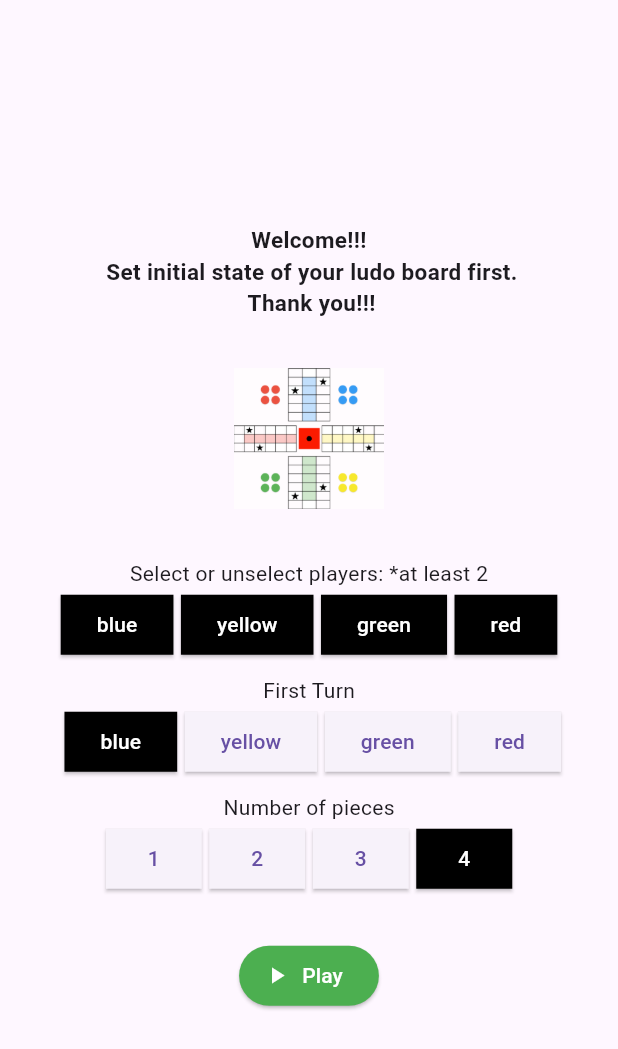
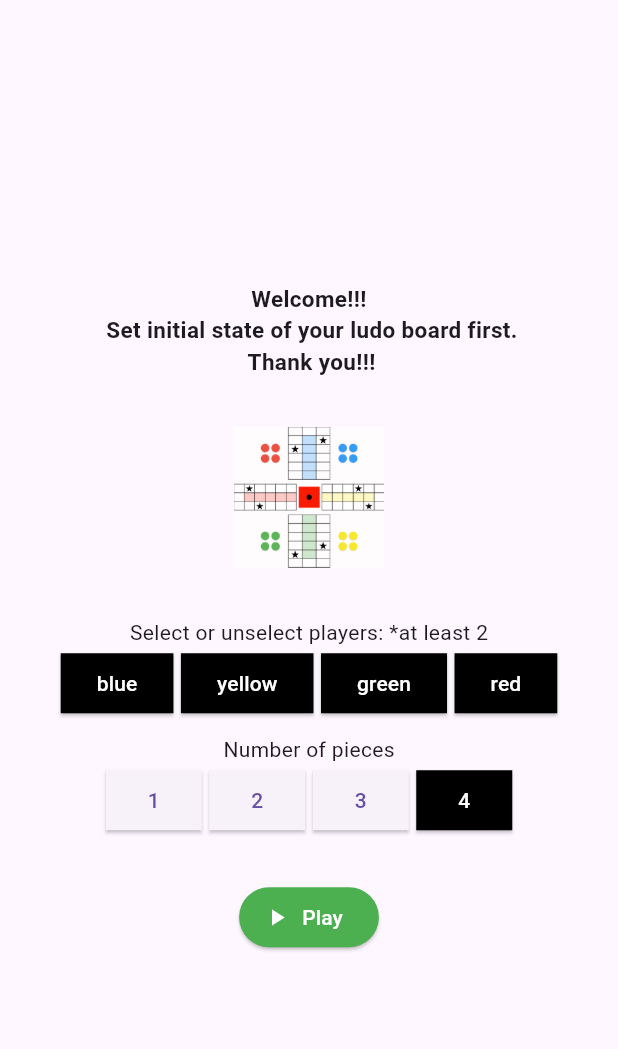
Before and after one commit to Aashman15/flutter_ludo, a Flutter app: the screen it shows after launch, on a phone screen of 412 x 824 dp. Shown: the top 1049 px of the screen. Run offline on Flutter 3.47's test engine with Material 3 defaults, Android fonts, the phone set to English and light mode, and no system bars; our stand-ins replace assets_audio_player, flutter_riverpod.

Commit message:
fixed few issues

```diff
--- a/lib/data/board_initial_state.dart
+++ b/lib/data/board_initial_state.dart
@@ -3,5 +3,4 @@ import 'package:ludo/models/board_initial_state.dart';
 final boardInitialState = BoardInitialState(
   4,
   ['blue', 'yellow', 'green', 'red'],
-  'blue',
 );
--- a/lib/models/board_initial_state.dart
+++ b/lib/models/board_initial_state.dart
@@ -2,10 +2,8 @@ class BoardInitialState {
   BoardInitialState(
     this.numberOfPieces,
     this.selectedColors,
-    this.firstTurn,
   );
 
   final int numberOfPieces;
   final List<String> selectedColors;
-  final String firstTurn;
 }
--- a/lib/screens/board/board_screen.dart
+++ b/lib/screens/board/board_screen.dart
@@ -1,11 +1,10 @@
 import 'package:flutter/material.dart';
 import 'package:flutter_riverpod/flutter_riverpod.dart';
 import 'package:ludo/providers/dice_state_provider.dart';
-import 'package:ludo/providers/pieces_provider.dart';
 import 'package:ludo/screens/board/widgets/first_row.dart';
 import 'package:ludo/screens/board/widgets/second_row.dart';
 import 'package:ludo/screens/board/widgets/third_row.dart';
-import 'package:ludo/utils/congrats_dialog.dart';
+import 'package:ludo/utils/dialogs.dart';
 
 class BoardScreen extends ConsumerWidget {
   const BoardScreen({super.key});
--- a/lib/screens/board/widgets/dice_roller.dart
+++ b/lib/screens/board/widgets/dice_roller.dart
@@ -160,7 +160,7 @@ class DiceRoller extends ConsumerWidget {
     var currentRoll = diceState.roll;
 
     if (currentColor.isEmpty) {
-      currentColor = boardInitialState.firstTurn;
+      currentColor = boardInitialState.selectedColors[0];
       currentRoll = 1;
     }
 
--- a/lib/screens/board/widgets/my_table_cell.dart
+++ b/lib/screens/board/widgets/my_table_cell.dart
@@ -1,7 +1,7 @@
 import 'package:flutter/cupertino.dart';
 import 'package:flutter_riverpod/flutter_riverpod.dart';
 import 'package:ludo/providers/safe_zones_provider.dart';
-import 'package:ludo/utils/congrats_dialog.dart';
+import 'package:ludo/utils/dialogs.dart';
 import 'package:ludo/models/dice.state.dart';
 import 'package:ludo/models/piece.dart';
 import 'package:ludo/providers/board_initial_state_provider.dart';
@@ -72,8 +72,7 @@ class MyTableCell extends ConsumerWidget {
         .length;
 
     if (piecesInsideHomeLength == boardInitialState.numberOfPieces) {
-      showCongratsDialog(context, diceState.rolledBy);
-      playSound('congratulations');
+      showCongratsDialog(context, diceState.rolledBy, ref);
     }
   }
 
--- a/lib/screens/initializer/initializer_screen.dart
+++ b/lib/screens/initializer/initializer_screen.dart
@@ -2,7 +2,6 @@ import 'package:flutter/material.dart';
 import 'package:ludo/screens/initializer/widgets/board_image.dart';
 import 'package:ludo/screens/initializer/widgets/initializer_header.dart';
 import 'package:ludo/screens/initializer/widgets/play.dart';
-import 'package:ludo/screens/initializer/widgets/select_first_turn.dart';
 import 'package:ludo/screens/initializer/widgets/select_no_of_pieces.dart';
 import 'package:ludo/screens/initializer/widgets/select_players.dart';
 
@@ -22,8 +21,6 @@ class InitializerScreen extends StatelessWidget {
               SizedBox(height: 30),
               SelectPlayers(),
               SizedBox(height: 10),
-              SelectFirstTurn(),
-              SizedBox(height: 10),
               SelectNoOfPieces(),
               SizedBox(height: 30),
               Play(),
--- a/lib/screens/initializer/widgets/select_first_turn.dart
+++ /dev/null
@@ -1,42 +0,0 @@
-import 'package:flutter/cupertino.dart';
-import 'package:flutter_riverpod/flutter_riverpod.dart';
-import 'package:ludo/screens/initializer/widgets/number_of_players_button.dart';
-import 'package:ludo/providers/board_initial_state_provider.dart';
-
-class SelectFirstTurn extends ConsumerWidget {
-  const SelectFirstTurn({super.key});
-
-  @override
-  Widget build(BuildContext context, WidgetRef ref) {
-    final state = ref.watch(boardInitialStateProvider);
-    return Column(
-      children: [
-        state.selectedColors.isNotEmpty
-            ? const Text('First Turn')
-            : const SizedBox(),
-        Row(
-          mainAxisSize: MainAxisSize.min,
-          children: getFirstTurnButtons(ref),
-        )
-      ],
-    );
-  }
-
-  List<Container> getFirstTurnButtons(WidgetRef ref) {
-    final state = ref.watch(boardInitialStateProvider);
-    final read = ref.read(boardInitialStateProvider.notifier);
-
-    return state.selectedColors
-        .map(
-          (color) => Container(
-            margin: const EdgeInsets.only(left: 5),
-            child: NumberOfPlayersButton(
-              isActive: state.firstTurn == color,
-              onTap: read.selectFirstTurn,
-              buttonText: color,
-            ),
-          ),
-        )
-        .toList();
-  }
-}
--- a/lib/utils/update_piece_position.dart
+++ b/lib/utils/update_piece_position.dart
@@ -149,6 +149,12 @@ void handleOtherPosition(
     }
 
     ref.read(piecesProvider.notifier).replaceProvidedPiecesOnly([piece]);
+    if(piece.position.contains('-')){
+      if(int.parse(piece.position.split('-')[1]) >= 6){
+        piece.insideHome = true;
+        playSound('enterHome');
+      }
+    }
   }
 }
 
--- a/todo.txt
+++ b/todo.txt
@@ -6,3 +6,8 @@ other todos
 5) should include back button in board screen and confirmation exit
 6) save the progress in local storage for continue previous game feature
 7) dialog to continue previous game at the start of application
+
+Bugs
+============
+1) already won team getting turn to roll again :
+for now it is covered by not letting players play for second and so on positions.
```
Also changed, not shown: lib/providers/board_initial_state_provider.dart (+0 -11 lines), lib/test.dart (deleted, +0 -35 lines), lib/utils/dialogs.dart (renamed from lib/utils/congrats_dialog.dart, +22 -5 lines), 1 other file.
